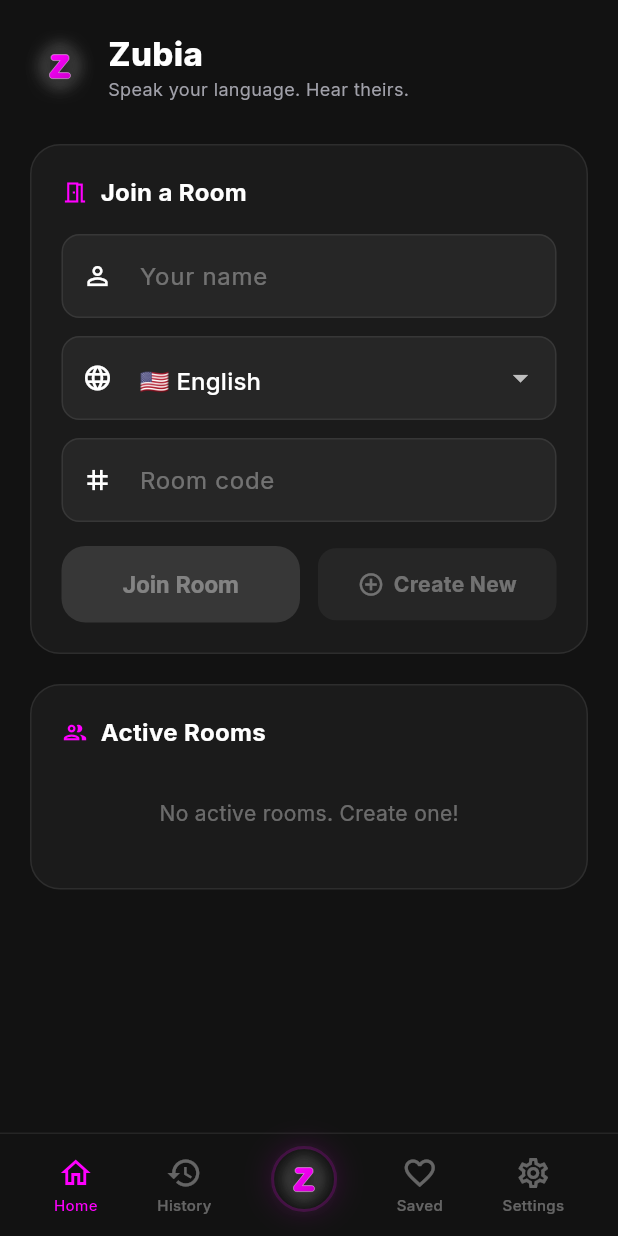
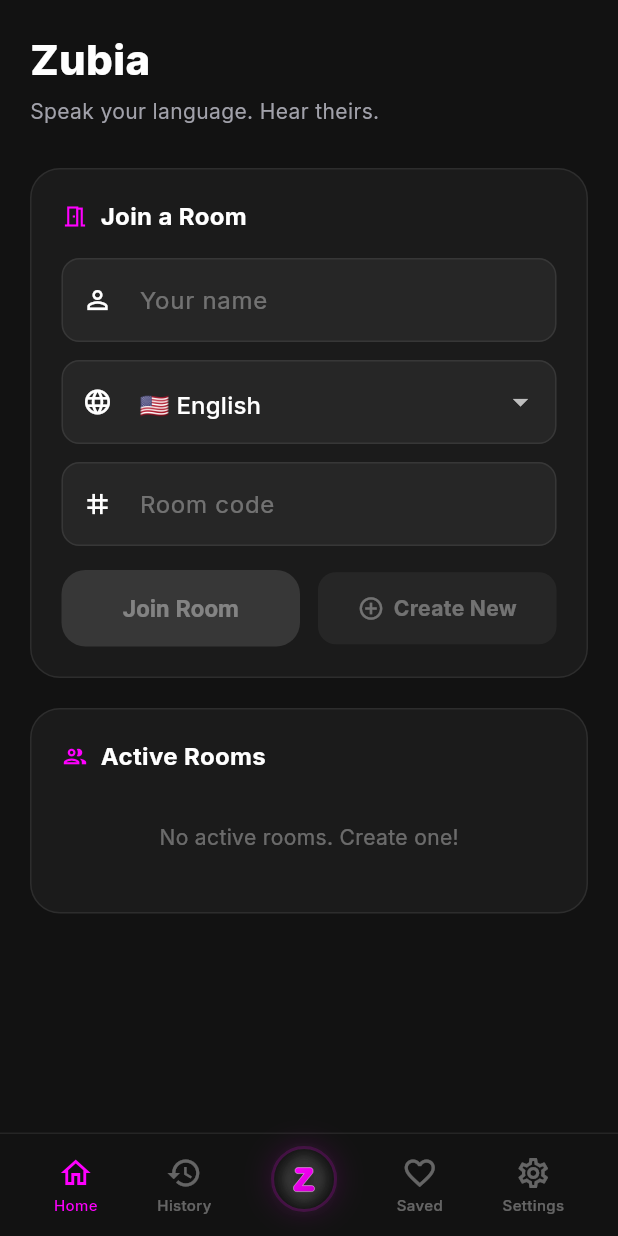
Before and after one commit to bobbygenerik/zubia, a Flutter app: the LobbyScreen screen opened by its route, on a phone screen of 412 x 824 dp. Run offline on Flutter 3.47's test engine with Material 3 defaults, Android fonts, the phone set to English and light mode, and no system bars; our stand-ins replace go_router, google_fonts, just_audio, permission_handler; missing offline and left inert: record; network calls fail.

Commit message:
Remove redundant ZubiaLogo from top of Lobby screen

```diff
--- a/zubia/lib/screens/lobby_screen.dart
+++ b/zubia/lib/screens/lobby_screen.dart
@@ -66,17 +66,12 @@ class _LobbyScreenState extends State<LobbyScreen> {
                       crossAxisAlignment: CrossAxisAlignment.start,
                       children: [
                         // Header
-                        Row(
+                        Column(
+                          crossAxisAlignment: CrossAxisAlignment.start,
                           children: [
-                            const SizedBox(width: 40, height: 40, child: ZubiaLogo()),
-                            const SizedBox(width: 12),
-                            Column(
-                              crossAxisAlignment: CrossAxisAlignment.start,
-                              children: [
-                                const Text('Zubia', style: TextStyle(fontSize: 22, fontWeight: FontWeight.w800)),
-                                Text('Speak your language. Hear theirs.', style: TextStyle(fontSize: 12, color: ZubiaColors.textSecondary)),
-                              ],
-                            ),
+                            const Text('Zubia', style: TextStyle(fontSize: 28, fontWeight: FontWeight.w800)),
+                            const SizedBox(height: 4),
+                            Text('Speak your language. Hear theirs.', style: TextStyle(fontSize: 14, color: ZubiaColors.textSecondary)),
                           ],
                         ),
                         const SizedBox(height: 28),
```
